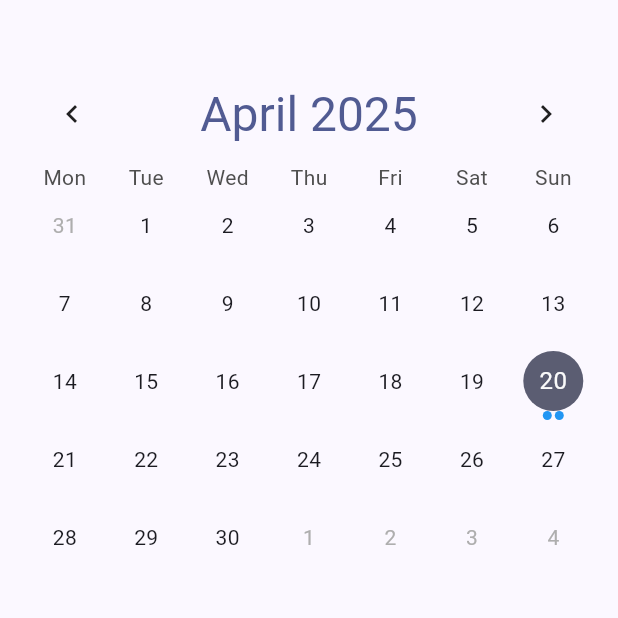
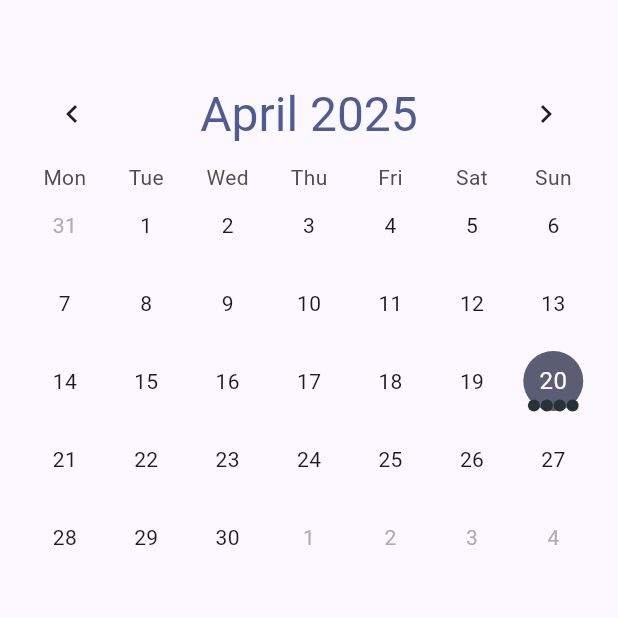
Before and after one commit to MaximeLeBesnerais/pay_track, a Flutter app: the screen it shows after launch, on a phone screen of 412 x 824 dp, the top half of it. Run offline on Flutter 3.47's test engine with Material 3 defaults, Android fonts, the phone set to English and light mode, and no system bars; drawn by our look-alikes of table_calendar; our stand-ins replace shared_preferences; missing offline and left inert: rrule.

Commit message:
Refactor event handling in HomeScreen by adding new subscription events and cleaning up calendar marker builder code -- to be moved

```diff
--- a/lib/screens/home.dart
+++ b/lib/screens/home.dart
@@ -36,6 +36,26 @@ class _HomeScreenState extends State<HomeScreen> {
         ),
         startDate: DateTime.now(),
       ),
+      Subscription(
+        amount: 30.0,
+        name: 'Event 3',
+        category: Category.video,
+        recurrenceRule: RecurrenceRule(
+          frequency: Frequency.monthly,
+          interval: 1,
+        ),
+        startDate: DateTime.now(),
+      ),
+      Subscription(
+        amount: 40.0,
+        name: 'Event 4',
+        category: Category.food,
+        recurrenceRule: RecurrenceRule(
+          frequency: Frequency.yearly,
+          interval: 1,
+        ),
+        startDate: DateTime.now(),
+      ),
     ],
   };
 
@@ -53,48 +73,8 @@ class _HomeScreenState extends State<HomeScreen> {
           child: Column(
             children: [
               TableCalendar(
-                calendarBuilders: CalendarBuilders(
-                  markerBuilder: (context, date, events) {
-                    if (events.isEmpty) return const SizedBox.shrink();
+                // calendarBuilders:
 
-                    final visibleEvents = events.take(3).toList();
-                    final tooMany = events.length > 3;
-
-                    return Row(
-                      mainAxisAlignment: MainAxisAlignment.center,
-                      children: List.generate(visibleEvents.length, (i) {
-                        final isLast = i == 2 && tooMany;
-
-                        if (isLast && tooMany) {
-                          return Container(
-                            width: 10,
-                            height: 10,
-                            margin: const EdgeInsets.symmetric(horizontal: 0),
-                            alignment: Alignment.center,
-                            child: const Text(
-                              '▼',
-                              style: TextStyle(
-                                fontSize: 10,
-                                color: Colors.blue,
-                                height: 1,
-                              ),
-                            ),
-                          );
-                        } else {
-                          return Container(
-                            width: 6,
-                            height: 6,
-                            margin: const EdgeInsets.symmetric(horizontal: 1),
-                            decoration: const BoxDecoration(
-                              color: Colors.blue,
-                              shape: BoxShape.circle,
-                            ),
-                          );
-                        }
-                      }),
-                    );
-                  },
-                ),
 
                 eventLoader: (day) => _events[normalizeDate(day)] ?? [],
                 headerStyle: HeaderStyle(
```
